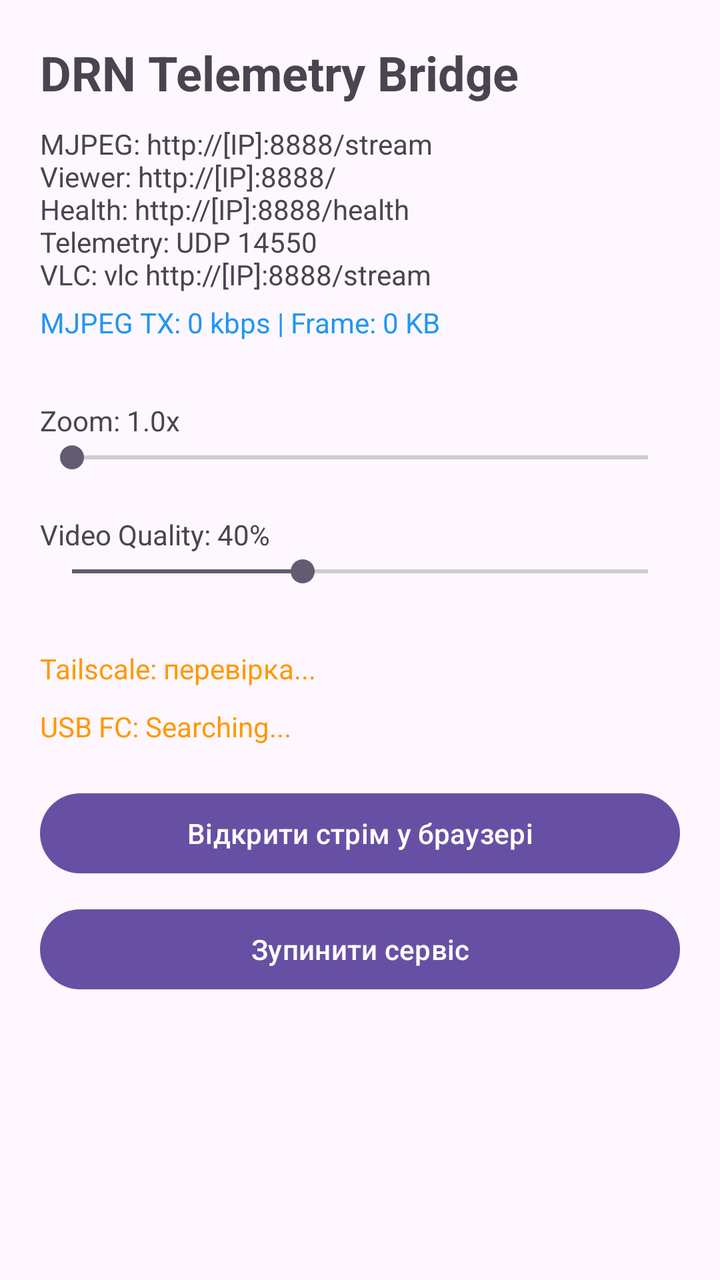
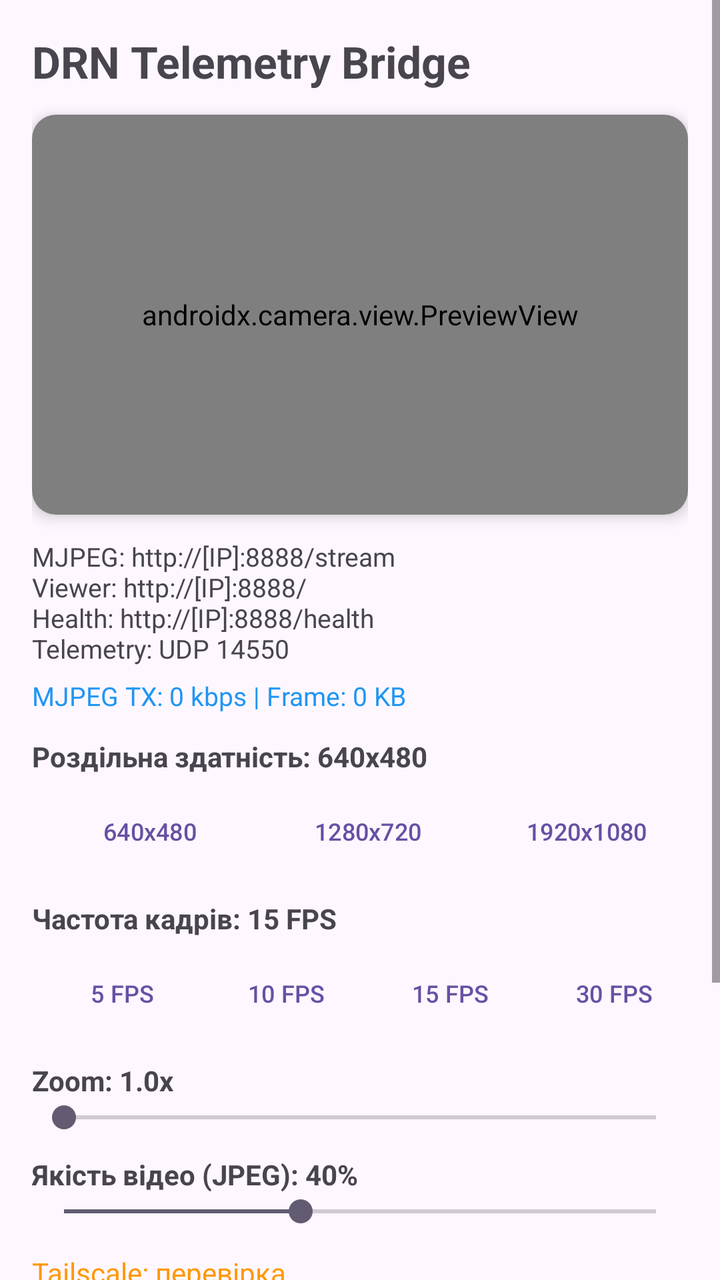

An Android layout rendered at two revisions. The XML below is the earlier revision; the diff shows what the commit changed to produce the second picture.
<!-- AndroidManifest.xml: application theme Theme.DRN_kotlin -->
<!-- res/layout/activity_main.xml -->
<?xml version="1.0" encoding="utf-8"?>
<androidx.constraintlayout.widget.ConstraintLayout xmlns:android="http://schemas.android.com/apk/res/android"
    xmlns:app="http://schemas.android.com/apk/res-auto"
    xmlns:tools="http://schemas.android.com/tools"
    android:id="@+id/main"
    android:layout_width="match_parent"
    android:layout_height="match_parent"
    android:padding="20dp"
    tools:context=".MainActivity">

    <TextView
        android:id="@+id/title"
        android:layout_width="wrap_content"
        android:layout_height="wrap_content"
        android:text="DRN Telemetry Bridge"
        android:textSize="24sp"
        android:textStyle="bold"
        app:layout_constraintTop_toTopOf="parent"
        app:layout_constraintStart_toStartOf="parent" />

    <TextView
        android:id="@+id/status"
        android:layout_width="wrap_content"
        android:layout_height="wrap_content"
        android:layout_marginTop="10dp"
        android:text="MJPEG: http://[IP]:8888/stream\nViewer: http://[IP]:8888/\nHealth: http://[IP]:8888/health\nTelemetry: UDP 14550\nVLC: vlc http://[IP]:8888/stream"
        app:layout_constraintTop_toBottomOf="@id/title"
        app:layout_constraintStart_toStartOf="parent" />

    <TextView
        android:id="@+id/videoStats"
        android:layout_width="wrap_content"
        android:layout_height="wrap_content"
        android:layout_marginTop="5dp"
        android:text="MJPEG TX: 0 kbps | Frame: 0 KB"
        android:textColor="#2196F3"
        app:layout_constraintTop_toBottomOf="@id/status"
        app:layout_constraintStart_toStartOf="parent" />

    <TextView
        android:id="@+id/zoomLabel"
        android:layout_width="wrap_content"
        android:layout_height="wrap_content"
        android:layout_marginTop="30dp"
        android:text="Zoom: 1.0x"
        app:layout_constraintTop_toBottomOf="@id/videoStats"
        app:layout_constraintStart_toStartOf="parent" />

    <SeekBar
        android:id="@+id/zoomSeekBar"
        android:layout_width="0dp"
        android:layout_height="wrap_content"
        android:max="100"
        android:progress="0"
        app:layout_constraintTop_toBottomOf="@id/zoomLabel"
        app:layout_constraintStart_toStartOf="parent"
        app:layout_constraintEnd_toEndOf="parent" />

    <TextView
        android:id="@+id/qualityLabel"
        android:layout_width="wrap_content"
        android:layout_height="wrap_content"
        android:layout_marginTop="20dp"
        android:text="Video Quality: 40%"
        app:layout_constraintTop_toBottomOf="@id/zoomSeekBar"
        app:layout_constraintStart_toStartOf="parent" />

    <SeekBar
        android:id="@+id/qualitySeekBar"
        android:layout_width="0dp"
        android:layout_height="wrap_content"
        android:max="100"
        android:progress="40"
        app:layout_constraintTop_toBottomOf="@id/qualityLabel"
        app:layout_constraintStart_toStartOf="parent"
        app:layout_constraintEnd_toEndOf="parent" />

    <TextView
        android:id="@+id/tailscaleStatus"
        android:layout_width="wrap_content"
        android:layout_height="wrap_content"
        android:layout_marginTop="30dp"
        android:text="Tailscale: перевірка..."
        android:textColor="#FF9800"
        app:layout_constraintTop_toBottomOf="@id/qualitySeekBar"
        app:layout_constraintStart_toStartOf="parent" />

    <TextView
        android:id="@+id/usbStatus"
        android:layout_width="wrap_content"
        android:layout_height="wrap_content"
        android:layout_marginTop="10dp"
        android:text="USB FC: Searching..."
        android:textColor="#FF9800"
        app:layout_constraintTop_toBottomOf="@id/tailscaleStatus"
        app:layout_constraintStart_toStartOf="parent" />

    <Button
        android:id="@+id/openBrowserButton"
        android:layout_width="0dp"
        android:layout_height="wrap_content"
        android:layout_marginTop="20dp"
        android:text="Відкрити стрім у браузері"
        app:layout_constraintTop_toBottomOf="@id/usbStatus"
        app:layout_constraintStart_toStartOf="parent"
        app:layout_constraintEnd_toEndOf="parent" />

    <Button
        android:id="@+id/stopButton"
        android:layout_width="0dp"
        android:layout_height="wrap_content"
        android:layout_marginTop="10dp"
        android:text="Зупинити сервіс"
        app:layout_constraintTop_toBottomOf="@id/openBrowserButton"
        app:layout_constraintStart_toStartOf="parent"
        app:layout_constraintEnd_toEndOf="parent" />

</androidx.constraintlayout.widget.ConstraintLayout>
<!-- resources referenced by this layout -->
<resources>
  <style name="Theme.DRN_kotlin" parent="Base.Theme.DRN_kotlin" />
  <style name="Base.Theme.DRN_kotlin" parent="Theme.Material3.DayNight.NoActionBar">
          
          
      </style>
</resources>

<!-- the commit's change to res/layout/activity_main.xml (unified diff, before → after) -->
@@ -1,118 +1,255 @@
 <?xml version="1.0" encoding="utf-8"?>
-<androidx.constraintlayout.widget.ConstraintLayout xmlns:android="http://schemas.android.com/apk/res/android"
+<ScrollView xmlns:android="http://schemas.android.com/apk/res/android"
     xmlns:app="http://schemas.android.com/apk/res-auto"
     xmlns:tools="http://schemas.android.com/tools"
     android:id="@+id/main"
     android:layout_width="match_parent"
     android:layout_height="match_parent"
-    android:padding="20dp"
+    android:fillViewport="true"
     tools:context=".MainActivity">
 
-    <TextView
-        android:id="@+id/title"
-        android:layout_width="wrap_content"
+    <androidx.constraintlayout.widget.ConstraintLayout
+        android:layout_width="match_parent"
         android:layout_height="wrap_content"
-        android:text="DRN Telemetry Bridge"
-        android:textSize="24sp"
-        android:textStyle="bold"
-        app:layout_constraintTop_toTopOf="parent"
-        app:layout_constraintStart_toStartOf="parent" />
-
-    <TextView
-        android:id="@+id/status"
-        android:layout_width="wrap_content"
-        android:layout_height="wrap_content"
-        android:layout_marginTop="10dp"
-        android:text="MJPEG: http://[IP]:8888/stream\nViewer: http://[IP]:8888/\nHealth: http://[IP]:8888/health\nTelemetry: UDP 14550\nVLC: vlc http://[IP]:8888/stream"
-        app:layout_constraintTop_toBottomOf="@id/title"
-        app:layout_constraintStart_toStartOf="parent" />
-
-    <TextView
-        android:id="@+id/videoStats"
-        android:layout_width="wrap_content"
-        android:layout_height="wrap_content"
-        android:layout_marginTop="5dp"
-        android:text="MJPEG TX: 0 kbps | Frame: 0 KB"
-        android:textColor="#2196F3"
-        app:layout_constraintTop_toBottomOf="@id/status"
-        app:layout_constraintStart_toStartOf="parent" />
-
-    <TextView
-        android:id="@+id/zoomLabel"
-        android:layout_width="wrap_content"
-        android:layout_height="wrap_content"
-        android:layout_marginTop="30dp"
-        android:text="Zoom: 1.0x"
-        app:layout_constraintTop_toBottomOf="@id/videoStats"
-        app:layout_constraintStart_toStartOf="parent" />
-
-    <SeekBar
-        android:id="@+id/zoomSeekBar"
-        android:layout_width="0dp"
-        android:layout_height="wrap_content"
-        android:max="100"
-        android:progress="0"
-        app:layout_constraintTop_toBottomOf="@id/zoomLabel"
-        app:layout_constraintStart_toStartOf="parent"
-        app:layout_constraintEnd_toEndOf="parent" />
-
-    <TextView
-        android:id="@+id/qualityLabel"
-        android:layout_width="wrap_content"
-        android:layout_height="wrap_content"
-        android:layout_marginTop="20dp"
-        android:text="Video Quality: 40%"
-        app:layout_constraintTop_toBottomOf="@id/zoomSeekBar"
-        app:layout_constraintStart_toStartOf="parent" />
-
-    <SeekBar
-        android:id="@+id/qualitySeekBar"
-        android:layout_width="0dp"
-        android:layout_height="wrap_content"
-        android:max="100"
-        android:progress="40"
-        app:layout_constraintTop_toBottomOf="@id/qualityLabel"
-        app:layout_constraintStart_toStartOf="parent"
-        app:layout_constraintEnd_toEndOf="parent" />
-
-    <TextView
-        android:id="@+id/tailscaleStatus"
-        android:layout_width="wrap_content"
-        android:layout_height="wrap_content"
-        android:layout_marginTop="30dp"
-        android:text="Tailscale: перевірка..."
-        android:textColor="#FF9800"
-        app:layout_constraintTop_toBottomOf="@id/qualitySeekBar"
-        app:layout_constraintStart_toStartOf="parent" />
-
-    <TextView
-        android:id="@+id/usbStatus"
-        android:layout_width="wrap_content"
-        android:layout_height="wrap_content"
-        android:layout_marginTop="10dp"
-        android:text="USB FC: Searching..."
-        android:textColor="#FF9800"
-        app:layout_constraintTop_toBottomOf="@id/tailscaleStatus"
-        app:layout_constraintStart_toStartOf="parent" />
-
-    <Button
-        android:id="@+id/openBrowserButton"
-        android:layout_width="0dp"
-        android:layout_height="wrap_content"
-        android:layout_marginTop="20dp"
-        android:text="Відкрити стрім у браузері"
-        app:layout_constraintTop_toBottomOf="@id/usbStatus"
-        app:layout_constraintStart_toStartOf="parent"
-        app:layout_constraintEnd_toEndOf="parent" />
-
-    <Button
-        android:id="@+id/stopButton"
-        android:layout_width="0dp"
-        android:layout_height="wrap_content"
-        android:layout_marginTop="10dp"
-        android:text="Зупинити сервіс"
-        app:layout_constraintTop_toBottomOf="@id/openBrowserButton"
-        app:layout_constraintStart_toStartOf="parent"
-        app:layout_constraintEnd_toEndOf="parent" />
-
-</androidx.constraintlayout.widget.ConstraintLayout>
+        android:padding="16dp">
+
+        <TextView
+            android:id="@+id/title"
+            android:layout_width="wrap_content"
+            android:layout_height="wrap_content"
+            android:text="DRN Telemetry Bridge"
+            android:textSize="22sp"
+            android:textStyle="bold"
+            app:layout_constraintTop_toTopOf="parent"
+            app:layout_constraintStart_toStartOf="parent" />
+
+        
+        <androidx.cardview.widget.CardView
+            android:id="@+id/previewCard"
+            android:layout_width="0dp"
+            android:layout_height="200dp"
+            android:layout_marginTop="12dp"
+            app:cardCornerRadius="12dp"
+            app:cardElevation="4dp"
+            app:layout_constraintTop_toBottomOf="@id/title"
+            app:layout_constraintStart_toStartOf="parent"
+            app:layout_constraintEnd_toEndOf="parent">
+
+            <androidx.camera.view.PreviewView
+                android:id="@+id/viewFinder"
+                android:layout_width="match_parent"
+                android:layout_height="match_parent" />
+
+        </androidx.cardview.widget.CardView>
+
+        <TextView
+            android:id="@+id/status"
+            android:layout_width="wrap_content"
+            android:layout_height="wrap_content"
+            android:layout_marginTop="12dp"
+            android:text="MJPEG: http://[IP]:8888/stream\nViewer: http://[IP]:8888/\nHealth: http://[IP]:8888/health\nTelemetry: UDP 14550"
+            android:textSize="13sp"
+            app:layout_constraintTop_toBottomOf="@id/previewCard"
+            app:layout_constraintStart_toStartOf="parent" />
+
+        <TextView
+            android:id="@+id/videoStats"
+            android:layout_width="wrap_content"
+            android:layout_height="wrap_content"
+            android:layout_marginTop="6dp"
+            android:text="MJPEG TX: 0 kbps | Frame: 0 KB"
+            android:textColor="#2196F3"
+            android:textSize="13sp"
+            app:layout_constraintTop_toBottomOf="@id/status"
+            app:layout_constraintStart_toStartOf="parent" />
+
+        
+        <TextView
+            android:id="@+id/resLabel"
+            android:layout_width="wrap_content"
+            android:layout_height="wrap_content"
+            android:layout_marginTop="12dp"
+            android:text="Роздільна здатність: 640x480"
+            android:textStyle="bold"
+            app:layout_constraintTop_toBottomOf="@id/videoStats"
+            app:layout_constraintStart_toStartOf="parent" />
+
+        <LinearLayout
+            android:id="@+id/resButtonGroup"
+            android:layout_width="0dp"
+            android:layout_height="wrap_content"
+            android:orientation="horizontal"
+            android:layout_marginTop="4dp"
+            app:layout_constraintTop_toBottomOf="@id/resLabel"
+            app:layout_constraintStart_toStartOf="parent"
+            app:layout_constraintEnd_toEndOf="parent">
+
+            <Button
+                android:id="@+id/res640Btn"
+                style="?android:attr/buttonBarButtonStyle"
+                android:layout_width="0dp"
+                android:layout_height="wrap_content"
+                android:layout_weight="1"
+                android:textSize="12sp"
+                android:text="640x480" />
+
+            <Button
+                android:id="@+id/res720Btn"
+                style="?android:attr/buttonBarButtonStyle"
+                android:layout_width="0dp"
+                android:layout_height="wrap_content"
+                android:layout_weight="1"
+                android:textSize="12sp"
+                android:text="1280x720" />
+
+            <Button
+                android:id="@+id/res1080Btn"
+                style="?android:attr/buttonBarButtonStyle"
+                android:layout_width="0dp"
+                android:layout_height="wrap_content"
+                android:layout_weight="1"
+                android:textSize="12sp"
+                android:text="1920x1080" />
+        </LinearLayout>
+
+        
+        <TextView
+            android:id="@+id/fpsLabel"
+            android:layout_width="wrap_content"
+            android:layout_height="wrap_content"
+            android:layout_marginTop="10dp"
+            android:text="Частота кадрів: 15 FPS"
+            android:textStyle="bold"
+            app:layout_constraintTop_toBottomOf="@id/resButtonGroup"
+            app:layout_constraintStart_toStartOf="parent" />
+
+        <LinearLayout
+            android:id="@+id/fpsButtonGroup"
+            android:layout_width="0dp"
+            android:layout_height="wrap_content"
+            android:orientation="horizontal"
+            android:layout_marginTop="4dp"
+            app:layout_constraintTop_toBottomOf="@id/fpsLabel"
+            app:layout_constraintStart_toStartOf="parent"
+            app:layout_constraintEnd_toEndOf="parent">
+
+            <Button
+                android:id="@+id/fps5Btn"
+                style="?android:attr/buttonBarButtonStyle"
+                android:layout_width="0dp"
+                android:layout_height="wrap_content"
+                android:layout_weight="1"
+                android:textSize="12sp"
+                android:text="5 FPS" />
+
+            <Button
+                android:id="@+id/fps10Btn"
+                style="?android:attr/buttonBarButtonStyle"
+                android:layout_width="0dp"
+                android:layout_height="wrap_content"
+                android:layout_weight="1"
+                android:textSize="12sp"
+                android:text="10 FPS" />
+
+            <Button
+                android:id="@+id/fps15Btn"
+                style="?android:attr/buttonBarButtonStyle"
+                android:layout_width="0dp"
+                android:layout_height="wrap_content"
+                android:layout_weight="1"
+                android:textSize="12sp"
+                android:text="15 FPS" />
+
+            <Button
+                android:id="@+id/fps30Btn"
+                style="?android:attr/buttonBarButtonStyle"
+                android:layout_width="0dp"
+                android:layout_height="wrap_content"
+                android:layout_weight="1"
+                android:textSize="12sp"
+                android:text="30 FPS" />
+        </LinearLayout>
+
+        <TextView
+            android:id="@+id/zoomLabel"
+            android:layout_width="wrap_content"
+            android:layout_height="wrap_content"
+            android:layout_marginTop="10dp"
+            android:text="Zoom: 1.0x"
+            android:textStyle="bold"
+            app:layout_constraintTop_toBottomOf="@id/fpsButtonGroup"
+            app:layout_constraintStart_toStartOf="parent" />
+
+        <SeekBar
+            android:id="@+id/zoomSeekBar"
+            android:layout_width="0dp"
+            android:layout_height="wrap_content"
+            android:max="100"
+            android:progress="0"
+            app:layout_constraintTop_toBottomOf="@id/zoomLabel"
+            app:layout_constraintStart_toStartOf="parent"
+            app:layout_constraintEnd_toEndOf="parent" />
+
+        <TextView
+            android:id="@+id/qualityLabel"
+            android:layout_width="wrap_content"
+            android:layout_height="wrap_content"
+            android:layout_marginTop="10dp"
+            android:text="Якість відео (JPEG): 40%"
+            android:textStyle="bold"
+            app:layout_constraintTop_toBottomOf="@id/zoomSeekBar"
+            app:layout_constraintStart_toStartOf="parent" />
+
+        <SeekBar
+            android:id="@+id/qualitySeekBar"
+            android:layout_width="0dp"
+            android:layout_height="wrap_content"
+            android:max="100"
+            android:progress="40"
+            app:layout_constraintTop_toBottomOf="@id/qualityLabel"
+            app:layout_constraintStart_toStartOf="parent"
+            app:layout_constraintEnd_toEndOf="parent" />
+
+        <TextView
+            android:id="@+id/tailscaleStatus"
+            android:layout_width="wrap_content"
+            android:layout_height="wrap_content"
+            android:layout_marginTop="12dp"
+            android:text="Tailscale: перевірка..."
+            android:textColor="#FF9800"
+            app:layout_constraintTop_toBottomOf="@id/qualitySeekBar"
+            app:layout_constraintStart_toStartOf="parent" />
+
+        <Button
+            android:id="@+id/dimScreenButton"
+            android:layout_width="0dp"
+            android:layout_height="wrap_content"
+            android:layout_marginTop="12dp"
+            android:text="Економія батареї (Згасити екран)"
+            app:layout_constraintTop_toBottomOf="@id/tailscaleStatus"
+            app:layout_constraintStart_toStartOf="parent"
+            app:layout_constraintEnd_toEndOf="parent" />
+
+        <Button
+            android:id="@+id/openBrowserButton"
+            android:layout_width="0dp"
+            android:layout_height="wrap_content"
+            android:layout_marginTop="8dp"
+            android:text="Відкрити стрім у браузері"
+            app:layout_constraintTop_toBottomOf="@id/dimScreenButton"
+            app:layout_constraintStart_toStartOf="parent"
+            app:layout_constraintEnd_toEndOf="parent" />
+
+        <Button
+            android:id="@+id/stopButton"
+            android:layout_width="0dp"
+            android:layout_height="wrap_content"
+            android:layout_marginTop="8dp"
+            android:text="Зупинити сервіс"
+            app:layout_constraintTop_toBottomOf="@id/openBrowserButton"
+            app:layout_constraintStart_toStartOf="parent"
+            app:layout_constraintEnd_toEndOf="parent" />
+
+    </androidx.constraintlayout.widget.ConstraintLayout>
+
+</ScrollView>
